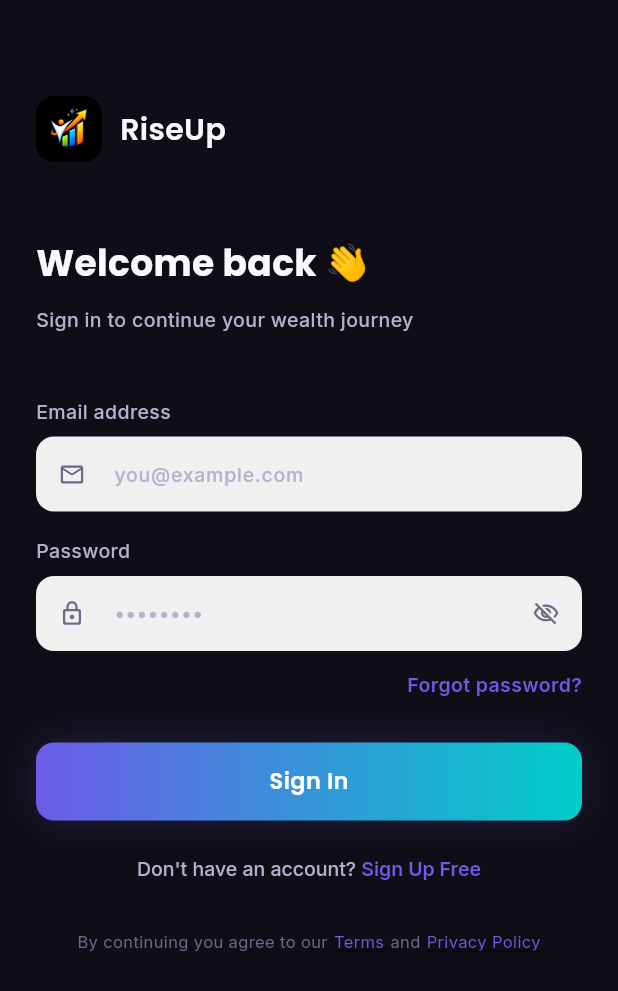
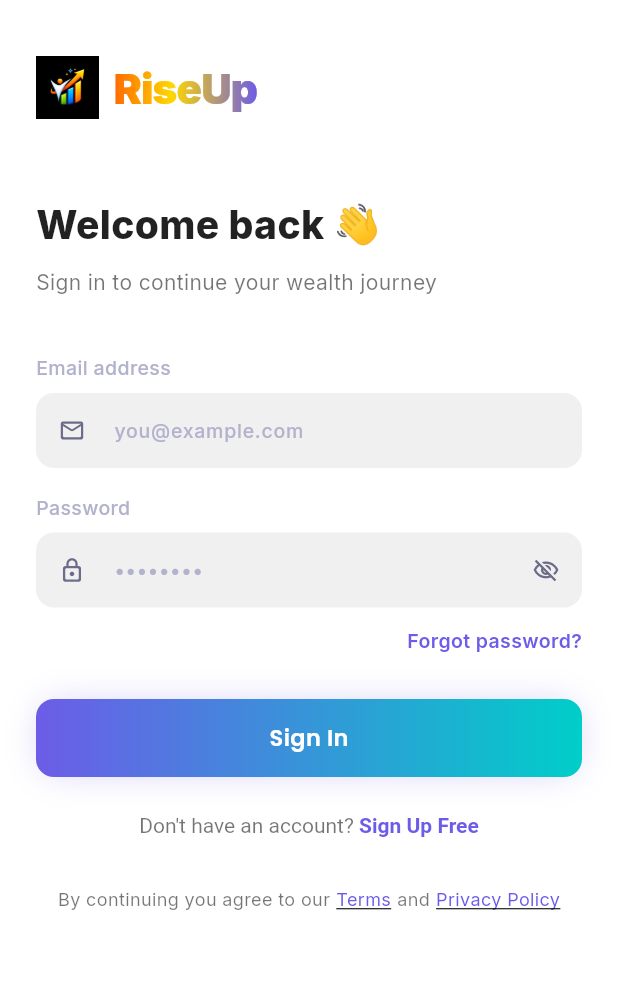
Before and after one commit to exploreofficialzz-star/Rise-Up, a Flutter app: the screen it shows after launch, on a phone screen of 412 x 824 dp. Shown: the top 991 px of the screen. Run offline on Flutter 3.47's test engine with Material 3 defaults, Android fonts, the phone set to English and light mode, and no system bars; drawn by our look-alikes of flutter_animate; our stand-ins replace connectivity_plus, dio, fl_chart, flutter_local_notifications, flutter_markdown, flutter_riverpod and 11 more; accounts and stored records are empty; network calls fail.

Commit message:
Update login_screen.dart

```diff
--- a/frontend/lib/screens/auth/login_screen.dart
+++ b/frontend/lib/screens/auth/login_screen.dart
@@ -40,7 +40,8 @@ class _LoginScreenState extends State<LoginScreen> {
 
       // If email not confirmed, send to verify screen
       if (data['email_confirmed'] == false) {
-        context.go('/verify-email?email=${Uri.encodeComponent(email)}');
+        context.go(
+            '/verify-email?email=${Uri.encodeComponent(email)}');
         return;
       }
 
@@ -49,7 +50,6 @@ class _LoginScreenState extends State<LoginScreen> {
         final profile = await api.getProfile();
         final onboarded =
             profile['profile']?['onboarding_completed'] ?? false;
-        // Save onboarding status to storage for splash screen
         await storageService.write(
             key: 'onboarding_completed',
             value: onboarded.toString());
@@ -68,54 +68,81 @@ class _LoginScreenState extends State<LoginScreen> {
 
   @override
   Widget build(BuildContext context) {
+    final isDark = Theme.of(context).brightness == Brightness.dark;
+    final bgColor = Theme.of(context).scaffoldBackgroundColor;
+    final textColor = isDark ? Colors.white : Colors.black87;
+    final subTextColor = isDark ? Colors.white60 : Colors.black54;
+
     return Scaffold(
-      backgroundColor: AppColors.bgDark,
+      backgroundColor: bgColor,
       body: SafeArea(
         child: SingleChildScrollView(
-          padding: const EdgeInsets.all(AppSpacing.lg),
+          padding: const EdgeInsets.symmetric(
+              horizontal: 24, vertical: 20),
           child: Column(
             crossAxisAlignment: CrossAxisAlignment.start,
             children: [
-              const SizedBox(height: 40),
+              const SizedBox(height: 16),
 
-              Row(children: [
-                ClipRRect(
-                  borderRadius: BorderRadius.circular(12),
-                  child: Image.asset(
+              // ── Logo + RiseUp header ──────────────────
+              Row(
+                children: [
+                  Image.asset(
                     'assets/images/riseup_logo.jpg',
-                    width: 44,
-                    height: 44,
-                    fit: BoxFit.cover,
-                    errorBuilder: (_, __, ___) => Container(
-                      width: 44,
-                      height: 44,
-                      decoration: BoxDecoration(
-                        gradient: const LinearGradient(
-                            colors: [AppColors.primary, AppColors.accent]),
-                        borderRadius: BorderRadius.circular(12),
+                    width: 42,
+                    height: 42,
+                    errorBuilder: (_, __, ___) => const Icon(
+                      Icons.trending_up_rounded,
+                      color: Color(0xFFFF6B00),
+                      size: 42,
                     ),
-                      child: const Icon(Icons.trending_up_rounded,
-                          color: Colors.white, size: 24),
+                  ),
+                  const SizedBox(width: 10),
+                  ShaderMask(
+                    shaderCallback: (bounds) =>
+                        const LinearGradient(
+                      colors: [
+                        Color(0xFFFF6B00),
+                        Color(0xFFFFD700),
+                        Color(0xFF6C5CE7),
+                      ],
+                      stops: [0.0, 0.4, 1.0],
+                    ).createShader(bounds),
+                    child: const Text(
+                      'RiseUp',
+                      style: TextStyle(
+                        fontSize: 28,
+                        fontWeight: FontWeight.w900,
+                        color: Colors.white,
+                        letterSpacing: -0.5,
                       ),
                     ),
                   ),
-                const SizedBox(width: 12),
-                Text('RiseUp', style: AppTextStyles.h3),
-              ]).animate().fadeIn(duration: 500.ms),
+                ],
+              ).animate().fadeIn(duration: 500.ms),
 
               const SizedBox(height: 48),
-              Text('Welcome back 👋', style: AppTextStyles.h2)
-                  .animate()
-                  .fadeIn(delay: 100.ms)
-                  .slideY(begin: 0.2),
-              const SizedBox(height: 8),
-              Text('Sign in to continue your wealth journey',
-                      style: AppTextStyles.label)
-                  .animate()
-                  .fadeIn(delay: 200.ms),
 
-              const SizedBox(height: 40),
+              // ── Welcome text ──────────────────────────
+              Text(
+                'Welcome back 👋',
+                style: TextStyle(
+                  fontSize: 26,
+                  fontWeight: FontWeight.w800,
+                  color: textColor,
+                ),
+              ).animate().fadeIn(delay: 100.ms).slideY(begin: 0.2),
 
+              const SizedBox(height: 6),
+
+              Text(
+                'Sign in to continue your wealth journey',
+                style: TextStyle(fontSize: 14, color: subTextColor),
+              ).animate().fadeIn(delay: 200.ms),
+
+              const SizedBox(height: 36),
+
+              // ── Error message ─────────────────────────
               if (_error != null)
                 Container(
                   padding: const EdgeInsets.all(12),
@@ -123,8 +150,8 @@ class _LoginScreenState extends State<LoginScreen> {
                   decoration: BoxDecoration(
                     color: AppColors.error.withOpacity(0.15),
                     borderRadius: AppRadius.md,
-                    border:
-                        Border.all(color: AppColors.error.withOpacity(0.3)),
+                    border: Border.all(
+                        color: AppColors.error.withOpacity(0.3)),
                   ),
                   child: Row(children: [
                     const Icon(Icons.error_outline,
@@ -132,11 +159,13 @@ class _LoginScreenState extends State<LoginScreen> {
                     const SizedBox(width: 8),
                     Expanded(
                       child: Text(_error!,
-                            style: AppTextStyles.bodySmall
-                                .copyWith(color: AppColors.error))),
+                          style: TextStyle(
+                              color: AppColors.error, fontSize: 13)),
+                    ),
                   ]),
                 ).animate().fadeIn().shake(),
 
+              // ── Email field ───────────────────────────
               AppTextField(
                 controller: _emailCtrl,
                 label: 'Email address',
@@ -147,6 +176,7 @@ class _LoginScreenState extends State<LoginScreen> {
 
               const SizedBox(height: 16),
 
+              // ── Password field ────────────────────────
               AppTextField(
                 controller: _passCtrl,
                 label: 'Password',
@@ -158,19 +188,25 @@ class _LoginScreenState extends State<LoginScreen> {
 
               const SizedBox(height: 12),
 
+              // ── Forgot password ───────────────────────
               Align(
                 alignment: Alignment.centerRight,
                 child: GestureDetector(
                   onTap: () => context.go('/forgot-password'),
-                  child: Text('Forgot password?',
-                      style: AppTextStyles.label.copyWith(
+                  child: Text(
+                    'Forgot password?',
+                    style: TextStyle(
                       color: AppColors.primary,
-                          fontWeight: FontWeight.w600)),
+                      fontWeight: FontWeight.w600,
+                      fontSize: 13,
+                    ),
+                  ),
                 ),
               ).animate().fadeIn(delay: 450.ms),
 
               const SizedBox(height: 28),
 
+              // ── Sign In button ────────────────────────
               GradientButton(
                 text: _loading ? 'Signing in...' : 'Sign In',
                 onTap: _loading ? null : _login,
@@ -179,52 +215,65 @@ class _LoginScreenState extends State<LoginScreen> {
 
               const SizedBox(height: 24),
 
+              // ── Sign up link ──────────────────────────
               Center(
                 child: GestureDetector(
                   onTap: () => context.go('/register'),
                   child: RichText(
                     text: TextSpan(
                       text: "Don't have an account? ",
-                    style: AppTextStyles.label,
+                      style: TextStyle(
+                          color: subTextColor, fontSize: 14),
                       children: [
                         TextSpan(
                           text: 'Sign Up Free',
-                        style: AppTextStyles.label.copyWith(
+                          style: TextStyle(
                             color: AppColors.primary,
-                            fontWeight: FontWeight.w600),
-                      )
+                            fontWeight: FontWeight.w700,
+                            fontSize: 14,
+                          ),
+                        ),
                       ],
-                  )),
+                    ),
+                  ),
                 ),
               ).animate().fadeIn(delay: 600.ms),
 
               const SizedBox(height: 32),
 
+              // ── Legal links ───────────────────────────
               Center(
                 child: Wrap(
                   alignment: WrapAlignment.center,
                   spacing: 4,
                   children: [
                     Text('By continuing you agree to our',
-                        style: AppTextStyles.caption),
+                        style: TextStyle(
+                            color: subTextColor, fontSize: 12)),
                     GestureDetector(
                       onTap: () => context.go('/terms'),
                       child: Text('Terms',
-                          style: AppTextStyles.caption.copyWith(
+                          style: TextStyle(
                               color: AppColors.primary,
+                              fontSize: 12,
                               decoration: TextDecoration.underline)),
                     ),
-                    Text('and', style: AppTextStyles.caption),
+                    Text('and',
+                        style: TextStyle(
+                            color: subTextColor, fontSize: 12)),
                     GestureDetector(
                       onTap: () => context.go('/privacy'),
                       child: Text('Privacy Policy',
-                          style: AppTextStyles.caption.copyWith(
+                          style: TextStyle(
                               color: AppColors.primary,
+                              fontSize: 12,
                               decoration: TextDecoration.underline)),
                     ),
                   ],
                 ),
               ).animate().fadeIn(delay: 700.ms),
+
+              const SizedBox(height: 20),
             ],
           ),
         ),
```
Lines whose indentation alone changed are shown as unchanged.
